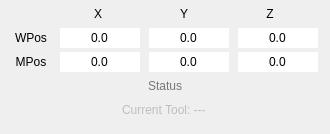
Old version of the form View/StateForm.ui in the repository octronic-uk/Candle.
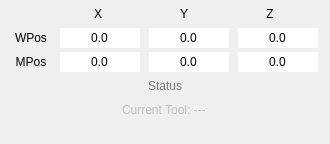
New version of the form.

Patch:
```diff
--- a/View/StateForm.ui
+++ b/View/StateForm.ui
@@ -10,11 +10,11 @@
     <x>0</x>
     <y>0</y>
     <width>330</width>
-    <height>134</height>
+    <height>144</height>
    </rect>
   </property>
   <property name="sizePolicy">
-   <sizepolicy hsizetype="Expanding" vsizetype="Expanding">
+   <sizepolicy hsizetype="Minimum" vsizetype="Minimum">
     <horstretch>0</horstretch>
     <verstretch>0</verstretch>
    </sizepolicy>
```
Left out of the diff: 2 changed lines with no effect on the pictures.
